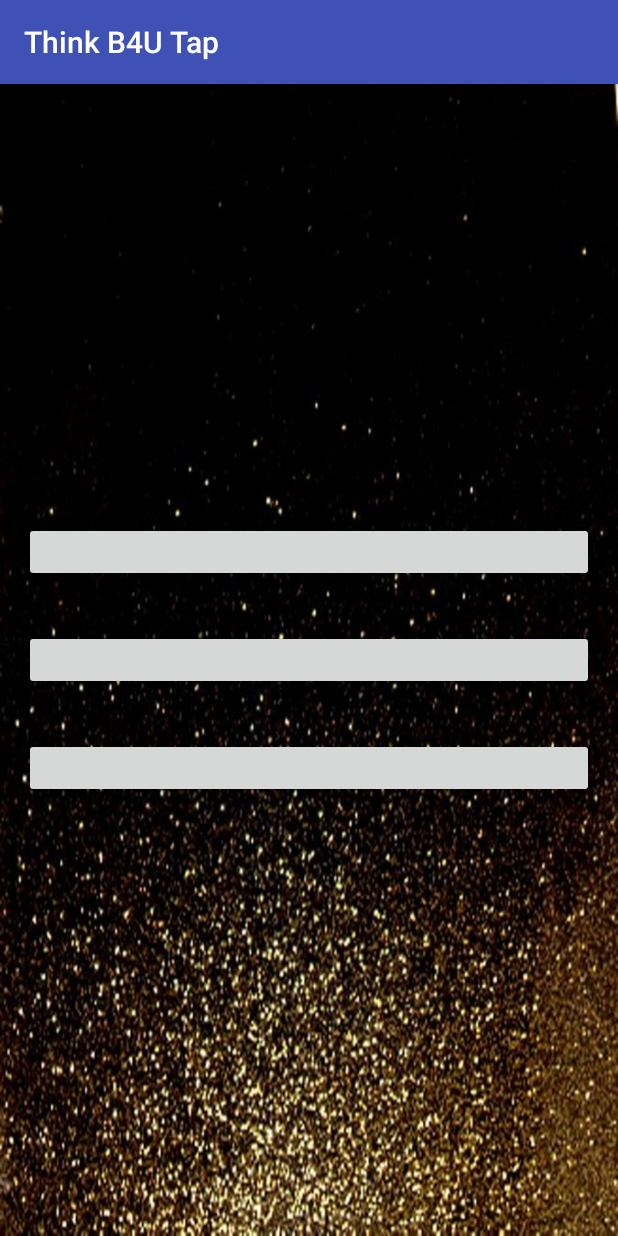
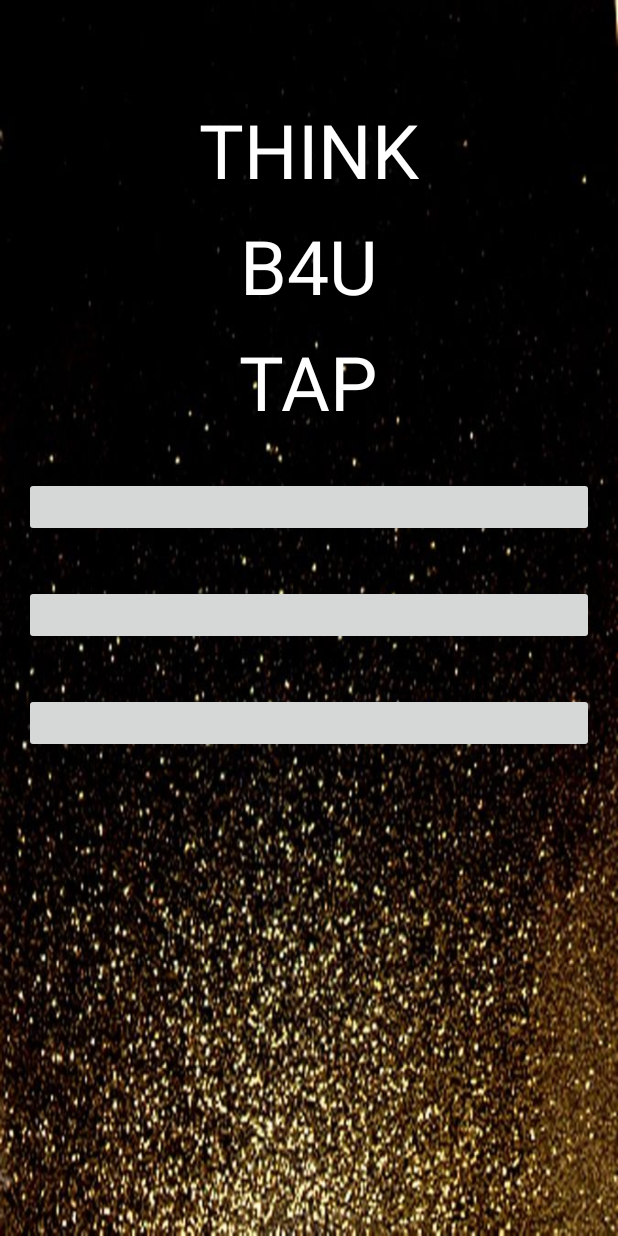
Before and after one commit to ankan1097/Tap-me, an Android app: the screen it shows after launch (MenuActivity), on a phone screen of 412 x 824 dp. Run offline under Robolectric (Android 15) with nearby library versions, the light colour scheme and no system bars; libraries missing offline, so code that uses them is left out: com.vstechlab.easyfonts, mehdi.sakout.fancybuttons; plain views replace FancyButton; 9 statements that could not run were skipped.

Commit message:
Animating game name

```diff
--- a/app/src/main/AndroidManifest.xml
+++ b/app/src/main/AndroidManifest.xml
@@ -7,7 +7,7 @@
         android:icon="@mipmap/ic_launcher"
         android:label="@string/app_name"
         android:supportsRtl="true"
-        android:theme="@style/AppTheme">
+        android:theme="@style/AppTheme.NoActionBar">
         <activity android:name=".MenuActivity">
             <intent-filter>
                 <action android:name="android.intent.action.MAIN" />
--- a/app/src/main/java/com/example/ankan/thinkb4utap/MenuActivity.java
+++ b/app/src/main/java/com/example/ankan/thinkb4utap/MenuActivity.java
@@ -7,17 +7,30 @@ import android.support.v7.app.AppCompatActivity;
 import android.os.Bundle;
 import android.view.View;
 import android.widget.Button;
+import android.widget.TextView;
+
+import com.vstechlab.easyfonts.EasyFonts;
 
 import mehdi.sakout.fancybuttons.FancyButton;
 
 public class MenuActivity extends AppCompatActivity {
 
     FancyButton butt1, butt2, butt3;
+    TypeWriter head;
 
     @Override
     protected void onCreate(Bundle savedInstanceState) {
         super.onCreate(savedInstanceState);
+
         setContentView(R.layout.activity_menu);
+        TextView frst = (TextView)findViewById(R.id.first);
+        TextView sec = (TextView)findViewById(R.id.second);
+        TextView hd = (TextView) findViewById(R.id.heading);
+        frst.setTypeface(EasyFonts.androidNation(this));
+        sec.setTypeface(EasyFonts.androidNation(this));
+        hd.setTypeface(EasyFonts.androidNation(this));
+        head = new TypeWriter(hd);
+        head.animateText("TAP");
 
         if(SaveSharedPreference.getUserName(MenuActivity.this).length() == 0)
             SaveSharedPreference.setUserName(MenuActivity.this,""+0);
@@ -25,6 +38,7 @@ public class MenuActivity extends AppCompatActivity {
         butt1 = (FancyButton)findViewById(R.id.game);
         butt2 = (FancyButton) findViewById(R.id.score);
         butt3 = (FancyButton) findViewById(R.id.credits);
+
 
         butt1.setOnClickListener(new View.OnClickListener() {
             public void onClick(View v) {
--- /dev/null
+++ b/app/src/main/java/com/example/ankan/thinkb4utap/TypeWriter.java
@@ -0,0 +1,39 @@
+package com.example.ankan.thinkb4utap;
+
+
+import android.os.Handler;
+import android.widget.TextView;
+
+public class TypeWriter {
+
+    private String sText = new String();
+    private int index;
+    private long mDelay = 500;
+
+    TextView textView;
+
+    public TypeWriter(TextView tView) {
+        textView = tView;
+    }
+
+    public void animateText(String string) {
+        sText = string;
+        index = 0;
+
+        textView.setText("");
+
+        new Handler().removeCallbacks(characterAdder);
+        new Handler().postDelayed(characterAdder, mDelay);
+    }
+
+    private Runnable characterAdder = new Runnable() {
+        @Override
+        public void run() {
+            textView.setText(sText.subSequence(0, index++));
+
+            if (index <= sText.length()) {
+                new Handler().postDelayed(characterAdder, mDelay);
+            }
+        }
+    };
+}
--- a/app/src/main/res/anim/fade_in.xml
+++ b/app/src/main/res/anim/fade_in.xml
@@ -2,4 +2,4 @@
 <alpha xmlns:android="http://schemas.android.com/apk/res/android"
     android:interpolator="@android:anim/accelerate_interpolator"
     android:fromAlpha="0.0" android:toAlpha="1.0"
-    android:duration="3000" />
+    android:duration="500" />
--- a/app/src/main/res/anim/fade_out.xml
+++ b/app/src/main/res/anim/fade_out.xml
@@ -3,4 +3,4 @@
     android:interpolator="@android:anim/accelerate_interpolator"
     android:fromAlpha="1.0" android:toAlpha="0.0"
     android:fillAfter="true"
-    android:duration="2500" />
+    android:duration="500" />
--- a/app/src/main/res/anim/slide_in.xml
+++ b/app/src/main/res/anim/slide_in.xml
@@ -1,7 +1,7 @@
 <?xml version="1.0" encoding="utf-8"?>
 <translate
     xmlns:android="http://schemas.android.com/apk/res/android"
-    android:duration="@android:integer/config_longAnimTime"
+    android:duration="3000"
     android:fromXDelta="100%p"
     android:toXDelta="0%p">
 </translate>
--- a/app/src/main/res/anim/slide_out.xml
+++ b/app/src/main/res/anim/slide_out.xml
@@ -1,7 +1,7 @@
 <?xml version="1.0" encoding="utf-8"?>
 <translate
     xmlns:android="http://schemas.android.com/apk/res/android"
-    android:duration="@android:integer/config_longAnimTime"
+    android:duration="3000"
     android:fromXDelta="0%p"
     android:toXDelta="-100%p">
 </translate>
--- a/app/src/main/res/layout/activity_game.xml
+++ b/app/src/main/res/layout/activity_game.xml
@@ -31,7 +31,7 @@
     <TextView
         android:layout_width="wrap_content"
         android:layout_height="wrap_content"
-        android:layout_marginBottom="100dp"
+        android:layout_marginBottom="170dp"
         android:layout_alignParentBottom="true"
         android:layout_centerHorizontal="true"
         android:textSize="17dp"
--- a/app/src/main/res/layout/activity_menu.xml
+++ b/app/src/main/res/layout/activity_menu.xml
@@ -11,17 +11,46 @@
     android:background="@drawable/menubg"
     android:paddingTop="@dimen/activity_vertical_margin"
     tools:context="com.example.ankan.thinkb4utap.MenuActivity">
+<RelativeLayout
+    android:layout_width="match_parent"
+    android:layout_height="match_parent">
 
-    <LinearLayout
-        android:layout_width="match_parent"
+
+        <TextView
+            android:layout_marginTop="50dp"
+            android:layout_width="wrap_content"
+            android:layout_height="wrap_content"
+            android:textColor="#FFFFFF"
+            android:textSize="50dp"
+            android:text="THINK"
+            android:layout_centerHorizontal="true"
+            android:id="@+id/first"/>
+    <TextView
+        android:layout_marginTop="10dp"
+        android:layout_width="wrap_content"
         android:layout_height="wrap_content"
-        android:orientation="vertical"
-        android:layout_centerInParent="true">
+        android:textColor="#FFFFFF"
+        android:layout_below="@id/first"
+        android:textSize="50dp"
+        android:text="B4U"
+        android:layout_centerHorizontal="true"
+        android:id="@+id/second"/>
+        <TextView
+            android:layout_marginTop="10dp"
+            android:layout_marginBottom="30dp"
+            android:textColor="#FFFFFF"
+            android:textSize="50dp"
+            android:layout_below="@+id/second"
+            android:layout_centerHorizontal="true"
+            android:layout_width="wrap_content"
+            android:layout_height="wrap_content"
+            android:id="@+id/heading"/>
     <mehdi.sakout.fancybuttons.FancyButton
         android:id="@+id/game"
         android:layout_marginBottom="16dp"
         android:layout_width="match_parent"
         android:layout_height="40dp"
+        android:layout_below="@+id/heading"
         fancy:fb_radius="30dp"
         fancy:fb_textColor="#000000"
         fancy:fb_borderWidth="3dp"
@@ -59,5 +88,5 @@
         fancy:fb_textColor="#000000"
         fancy:fb_radius="30dp"
         fancy:fb_text="The Team"/>
-    </LinearLayout>
 </RelativeLayout>
+</RelativeLayout>
```
Also changed, not shown: app/src/main/java/com/example/ankan/thinkb4utap/GameActivity.java (+4 -6 lines), app/src/main/java/com/example/ankan/thinkb4utap/GameOverActivity.java (+8 -1 lines).
